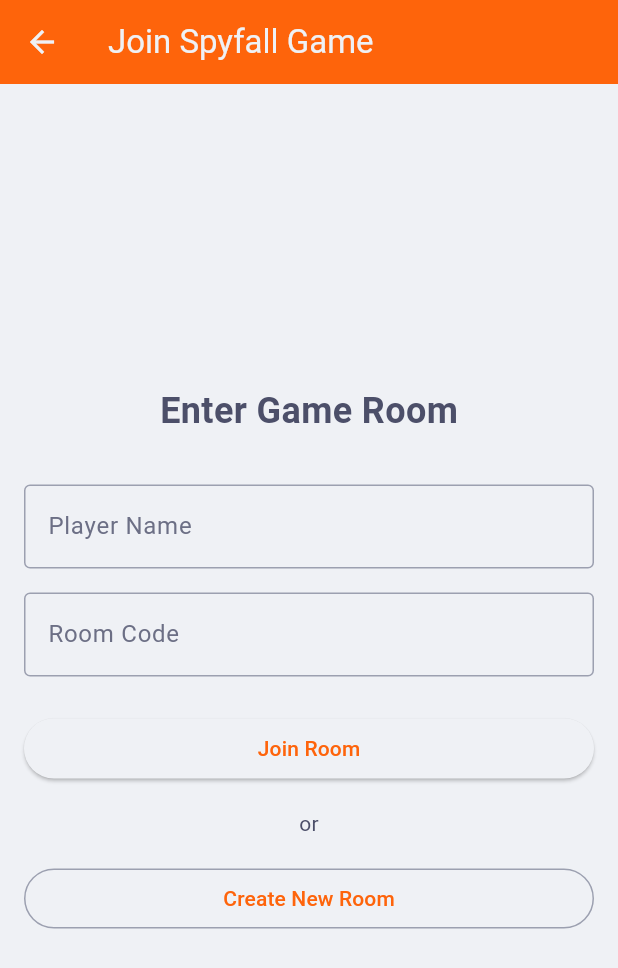
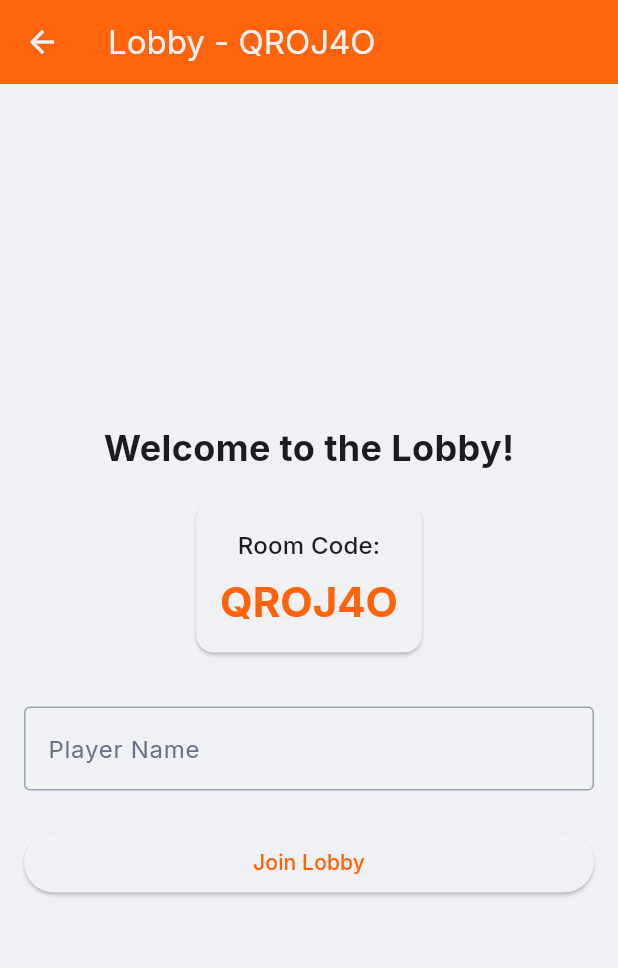
Before and after one commit to Jeshwin/Spyfall, a Flutter app: the screen it shows after launch, after a tap on "Create Room", on a phone screen of 412 x 824 dp. Shown: the top 968 px of the screen. Run offline on Flutter 3.47's test engine with Material 3 defaults, Android fonts, the light colour scheme and no system bars; our stand-ins replace cloud_firestore, firebase_core, google_fonts, lucide_icons; accounts and stored records are empty; generated files the repository leaves out were written again.

Commit message:
Style main page and work on room creation

```diff
--- a/lib/main.dart
+++ b/lib/main.dart
@@ -1,18 +1,18 @@
+import 'package:firebase_core/firebase_core.dart';
 import 'package:flutter/material.dart';
-import 'package:firebase_core/firebase_core.dart';
+import 'package:google_fonts/google_fonts.dart';
 import 'package:lucide_icons/lucide_icons.dart';
+
+import 'constants.dart';
 import 'firebase_options.dart';
-import 'constants.dart';
-import 'pages/join_room_page.dart';
-
+import 'pages/lobby_page.dart';
+import 'services/room_service.dart';
+import 'services/user_service.dart';
 
 Future<void> main() async {
   WidgetsFlutterBinding.ensureInitialized();
-  await Firebase.initializeApp(
-    options: DefaultFirebaseOptions.currentPlatform,
-  );
+  await Firebase.initializeApp(options: DefaultFirebaseOptions.currentPlatform);
   runApp(const MyApp());
-
 }
 
 class MyApp extends StatelessWidget {
@@ -26,12 +26,12 @@
       theme: ThemeData(
         colorScheme: AppConstants.colorScheme,
         useMaterial3: true,
+        textTheme: GoogleFonts.interTextTheme(),
       ),
       home: const MyHomePage(title: 'Spyfall'),
     );
   }
 }
-
 
 class MyHomePage extends StatefulWidget {
   const MyHomePage({super.key, required this.title});
@@ -52,19 +52,46 @@
 }
 
 class _MyHomePageState extends State<MyHomePage> {
-  void _createRoom() {
+  bool _isCreatingRoom = false;
+
+  void _createRoom() async {
+    setState(() {
+      _isCreatingRoom = true;
+    });
+
+    try {
+      final userId = UserService.getCurrentUserId();
+      final room = await RoomService.createRoom(
+        createdBy: userId,
+      );
+
+      if (mounted) {
         Navigator.of(context).push(
           MaterialPageRoute(
-        builder: (context) => const JoinRoomPage(),
+            builder: (context) => LobbyPage(roomCode: room.roomCode),
           ),
         );
       }
+    } catch (e) {
+      if (mounted) {
+        ScaffoldMessenger.of(context).showSnackBar(
+          SnackBar(
+            content: Text('Failed to create room: $e'),
+            backgroundColor: Theme.of(context).colorScheme.error,
+          ),
+        );
+      }
+    } finally {
+      if (mounted) {
+        setState(() {
+          _isCreatingRoom = false;
+        });
+      }
+    }
+  }
 
   void _joinExistingGame() {
-    showDialog(
-      context: context,
-      builder: (context) => _JoinGameDialog(),
-    );
+    showDialog(context: context, builder: (context) => _JoinGameDialog());
   }
 
   @override
@@ -83,7 +110,6 @@
                 size: 120,
                 color: Theme.of(context).colorScheme.primary,
               ),
-              const SizedBox(height: 32),
               // App Title
               Text(
                 'Spyfall',
@@ -97,35 +123,64 @@
               Text(
                 'developed by Jeshwin Prince',
                 style: Theme.of(context).textTheme.bodyLarge?.copyWith(
-                  color: Theme.of(context).colorScheme.onSurface.withValues(alpha: 0.6),
+                  color: Theme.of(
+                    context,
+                  ).colorScheme.onSurface.withValues(alpha: 0.6),
                 ),
               ),
-              const Spacer(),
+              SizedBox(height: 16),
               // Navigation Buttons
-              SizedBox(
-                width: double.infinity,
-                child: ElevatedButton.icon(
-                  onPressed: _createRoom,
-                  icon: const Icon(LucideIcons.plus),
-                  label: const Text('Create Room'),
+              Row(
+                spacing: 16,
+                mainAxisAlignment: MainAxisAlignment.center,
+                children: [
+                  FilledButton.icon(
+                    onPressed: _isCreatingRoom ? null : _createRoom,
+                    icon: _isCreatingRoom
+                        ? const SizedBox(
+                            width: 16,
+                            height: 16,
+                            child: CircularProgressIndicator(strokeWidth: 2),
+                          )
+                        : const Icon(LucideIcons.plus),
+                    label: Text(
+                      _isCreatingRoom ? 'Creating...' : 'Create Room',
+                    ),
                     style: ElevatedButton.styleFrom(
-                    padding: const EdgeInsets.symmetric(vertical: 16),
+                      padding: const EdgeInsets.symmetric(
+                        vertical: 16,
+                        horizontal: 24,
+                      ),
+                      shape: RoundedRectangleBorder(
+                        borderRadius: BorderRadius.all(Radius.circular(16)),
+                      ),
+                      textStyle: const TextStyle(
+                        fontSize: 16,
+                        fontWeight: FontWeight.w600,
                       ),
                     ),
                   ),
-              const SizedBox(height: 16),
-              SizedBox(
-                width: double.infinity,
-                child: OutlinedButton.icon(
+                  FilledButton.tonalIcon(
                     onPressed: _joinExistingGame,
                     icon: const Icon(LucideIcons.logIn),
-                  label: const Text('Join Existing Game'),
+                    label: const Text('Join Game'),
                     style: OutlinedButton.styleFrom(
-                    padding: const EdgeInsets.symmetric(vertical: 16),
+                      padding: const EdgeInsets.symmetric(
+                        vertical: 16,
+                        horizontal: 24,
+                      ),
+                      shape: RoundedRectangleBorder(
+                        borderRadius: BorderRadius.all(Radius.circular(16)),
+                      ),
+                      textStyle: const TextStyle(
+                        fontSize: 16,
+                        fontWeight: FontWeight.w600,
                       ),
                     ),
                   ),
-              const SizedBox(height: 48),
+                ],
+              ),
+              const Spacer(),
             ],
           ),
         ),
@@ -153,10 +208,12 @@
 
   void _joinGame() {
     if (_formKey.currentState!.validate()) {
-      // TODO: Implement join game logic
+      final roomCode = _gameCodeController.text.trim().toUpperCase();
       Navigator.of(context).pop();
-      ScaffoldMessenger.of(context).showSnackBar(
-        const SnackBar(content: Text('Joining game...')),
+      Navigator.of(context).push(
+        MaterialPageRoute(
+          builder: (context) => LobbyPage(roomCode: roomCode),
+        ),
       );
     }
   }
@@ -207,10 +264,7 @@
           onPressed: () => Navigator.of(context).pop(),
           child: const Text('Cancel'),
         ),
-        ElevatedButton(
-          onPressed: _joinGame,
-          child: const Text('Join Game'),
-        ),
+        FilledButton(onPressed: _joinGame, child: const Text('Join Game')),
       ],
     );
   }
--- /dev/null
+++ b/lib/models/room.dart
@@ -0,0 +1,110 @@
+import 'package:cloud_firestore/cloud_firestore.dart';
+
+enum RoomStatus { setup, waiting, inProgress, completed }
+
+class RoomSettings {
+  final int discussionTime;
+  final int votingTime;
+  final bool startTimerOnGameStart;
+
+  RoomSettings({
+    required this.discussionTime,
+    required this.votingTime,
+    required this.startTimerOnGameStart,
+  });
+
+  Map<String, dynamic> toJson() {
+    return {
+      'discussionTime': discussionTime,
+      'votingTime': votingTime,
+      'startTimerOnGameStart': startTimerOnGameStart,
+    };
+  }
+
+  static RoomSettings fromJson(Map<String, dynamic> json) {
+    return RoomSettings(
+      discussionTime: json['discussionTime'] ?? 480,
+      votingTime: json['votingTime'] ?? 120,
+      startTimerOnGameStart: json['startTimerOnGameStart'] ?? true,
+    );
+  }
+}
+
+class Room {
+  final String id;
+  final String roomCode;
+  final RoomStatus status;
+  final String? location;
+  final String? spyId;
+  final Timestamp? roundStartTime;
+  final Timestamp createdAt;
+  final String createdBy;
+  final RoomSettings settings;
+
+  Room({
+    required this.id,
+    required this.roomCode,
+    required this.status,
+    this.location,
+    this.spyId,
+    this.roundStartTime,
+    required this.createdAt,
+    required this.createdBy,
+    required this.settings,
+  });
+
+  Map<String, dynamic> toJson() {
+    return {
+      'id': id,
+      'roomCode': roomCode,
+      'status': status.name,
+      'location': location,
+      'spyId': spyId,
+      'roundStartTime': roundStartTime,
+      'createdAt': createdAt,
+      'createdBy': createdBy,
+      'settings': settings.toJson(),
+    };
+  }
+
+  static Room fromJson(Map<String, dynamic> json, String roomCode) {
+    return Room(
+      id: roomCode,
+      roomCode: roomCode,
+      status: RoomStatus.values.firstWhere(
+        (e) => e.name == json['status'],
+        orElse: () => RoomStatus.setup,
+      ),
+      location: json['location'],
+      spyId: json['spyId'],
+      roundStartTime: json['roundStartTime'],
+      createdAt: json['createdAt'] ?? Timestamp.now(),
+      createdBy: json['createdBy'] ?? '',
+      settings: RoomSettings.fromJson(json['settings'] ?? {}),
+    );
+  }
+
+  Room copyWith({
+    String? id,
+    String? roomCode,
+    RoomStatus? status,
+    String? location,
+    String? spyId,
+    Timestamp? roundStartTime,
+    Timestamp? createdAt,
+    String? createdBy,
+    RoomSettings? settings,
+  }) {
+    return Room(
+      id: id ?? this.id,
+      roomCode: roomCode ?? this.roomCode,
+      status: status ?? this.status,
+      location: location ?? this.location,
+      spyId: spyId ?? this.spyId,
+      roundStartTime: roundStartTime ?? this.roundStartTime,
+      createdAt: createdAt ?? this.createdAt,
+      createdBy: createdBy ?? this.createdBy,
+      settings: settings ?? this.settings,
+    );
+  }
+}
--- a/lib/pages/join_room_page.dart
+++ /dev/null
@@ -1,116 +0,0 @@
-import 'package:flutter/material.dart';
-
-class JoinRoomPage extends StatefulWidget {
-  const JoinRoomPage({super.key});
-
-  @override
-  State<JoinRoomPage> createState() => _JoinRoomPageState();
-}
-
-class _JoinRoomPageState extends State<JoinRoomPage> {
-  final TextEditingController _roomCodeController = TextEditingController();
-  final TextEditingController _playerNameController = TextEditingController();
-  final _formKey = GlobalKey<FormState>();
-
-  @override
-  void dispose() {
-    _roomCodeController.dispose();
-    _playerNameController.dispose();
-    super.dispose();
-  }
-
-  void _joinRoom() {
-    if (_formKey.currentState!.validate()) {
-      // TODO: Implement room joining logic
-      ScaffoldMessenger.of(context).showSnackBar(
-        const SnackBar(content: Text('Joining room...')),
-      );
-    }
-  }
-
-  void _createRoom() {
-    if (_playerNameController.text.isNotEmpty) {
-      // TODO: Implement room creation logic
-      ScaffoldMessenger.of(context).showSnackBar(
-        const SnackBar(content: Text('Creating room...')),
-      );
-    }
-  }
-
-  @override
-  Widget build(BuildContext context) {
-    return Scaffold(
-      appBar: AppBar(
-        title: const Text('Join Spyfall Game'),
-        backgroundColor: Theme.of(context).colorScheme.primary,
-        foregroundColor: Theme.of(context).colorScheme.onPrimary,
-      ),
-      body: Padding(
-        padding: const EdgeInsets.all(16.0),
-        child: Form(
-          key: _formKey,
-          child: Column(
-            mainAxisAlignment: MainAxisAlignment.center,
-            children: [
-              const Text(
-                'Enter Game Room',
-                style: TextStyle(
-                  fontSize: 24,
-                  fontWeight: FontWeight.bold,
-                ),
-              ),
-              const SizedBox(height: 32),
-              TextFormField(
-                controller: _playerNameController,
-                decoration: const InputDecoration(
-                  labelText: 'Player Name',
-                  hintText: 'Enter your name',
-                  border: OutlineInputBorder(),
-                ),
-                validator: (value) {
-                  if (value == null || value.isEmpty) {
-                    return 'Please enter your name';
-                  }
-                  return null;
-                },
-              ),
-              const SizedBox(height: 16),
-              TextFormField(
-                controller: _roomCodeController,
-                decoration: const InputDecoration(
-                  labelText: 'Room Code',
-                  hintText: 'Enter room code to join',
-                  border: OutlineInputBorder(),
-                ),
-                validator: (value) {
-                  if (value == null || value.isEmpty) {
-                    return 'Please enter a room code';
-                  }
-                  return null;
-                },
-              ),
-              const SizedBox(height: 24),
-              SizedBox(
-                width: double.infinity,
-                child: ElevatedButton(
-                  onPressed: _joinRoom,
-                  child: const Text('Join Room'),
-                ),
-              ),
-              const SizedBox(height: 16),
-              const Text('or'),
-              const SizedBox(height: 16),
-              SizedBox(
-                width: double.infinity,
-                child: OutlinedButton(
-                  onPressed: _createRoom,
-                  child: const Text('Create New Room'),
-                ),
-              ),
-            ],
-          ),
-        ),
-      ),
-    );
-  }
-}
--- /dev/null
+++ b/lib/pages/lobby_page.dart
@@ -0,0 +1,107 @@
+import 'package:flutter/material.dart';
+
+class LobbyPage extends StatefulWidget {
+  final String roomCode;
+
+  const LobbyPage({
+    super.key,
+    required this.roomCode,
+  });
+
+  @override
+  State<LobbyPage> createState() => _LobbyPageState();
+}
+
+class _LobbyPageState extends State<LobbyPage> {
+  final TextEditingController _playerNameController = TextEditingController();
+  final _formKey = GlobalKey<FormState>();
+
+  @override
+  void dispose() {
+    _playerNameController.dispose();
+    super.dispose();
+  }
+
+  void _joinLobby() {
+    if (_formKey.currentState!.validate()) {
+      // TODO: Implement lobby joining logic
+      ScaffoldMessenger.of(
+        context,
+      ).showSnackBar(const SnackBar(content: Text('Joining lobby...')));
+    }
+  }
+
+  @override
+  Widget build(BuildContext context) {
+    return Scaffold(
+      appBar: AppBar(
+        title: Text('Lobby - ${widget.roomCode}'),
+        backgroundColor: Theme.of(context).colorScheme.primary,
+        foregroundColor: Theme.of(context).colorScheme.onPrimary,
+      ),
+      body: Padding(
+        padding: const EdgeInsets.all(16.0),
+        child: Form(
+          key: _formKey,
+          child: Column(
+            mainAxisAlignment: MainAxisAlignment.center,
+            children: [
+              Text(
+                'Welcome to the Lobby!',
+                style: const TextStyle(
+                  fontSize: 24,
+                  fontWeight: FontWeight.bold,
+                ),
+              ),
+              const SizedBox(height: 16),
+              Card(
+                child: Padding(
+                  padding: const EdgeInsets.all(16.0),
+                  child: Column(
+                    children: [
+                      Text(
+                        'Room Code:',
+                        style: Theme.of(context).textTheme.titleMedium,
+                      ),
+                      const SizedBox(height: 8),
+                      Text(
+                        widget.roomCode,
+                        style: Theme.of(context).textTheme.headlineMedium?.copyWith(
+                          fontWeight: FontWeight.bold,
+                          color: Theme.of(context).colorScheme.primary,
+                        ),
+                      ),
+                    ],
+                  ),
+                ),
+              ),
+              const SizedBox(height: 32),
+              TextFormField(
+                controller: _playerNameController,
+                decoration: const InputDecoration(
+                  labelText: 'Player Name',
+                  hintText: 'Enter your name',
+                  border: OutlineInputBorder(),
+                ),
+                validator: (value) {
+                  if (value == null || value.isEmpty) {
+                    return 'Please enter your name';
+                  }
+                  return null;
+                },
+              ),
+              const SizedBox(height: 24),
+              SizedBox(
+                width: double.infinity,
+                child: ElevatedButton(
+                  onPressed: _joinLobby,
+                  child: const Text('Join Lobby'),
+                ),
+              ),
+            ],
+          ),
+        ),
+      ),
+    );
+  }
+}
--- /dev/null
+++ b/lib/services/room_service.dart
@@ -0,0 +1,131 @@
+import 'dart:math';
+
+import 'package:cloud_firestore/cloud_firestore.dart';
+
+import '../models/room.dart';
+
+class RoomService {
+  static final FirebaseFirestore _firestore = FirebaseFirestore.instance;
+  static const String _roomsCollection = 'rooms';
+
+  static String _generateRoomCode() {
+    const chars = 'ABCDEFGHIJKLMNOPQRSTUVWXYZ0123456789';
+    final random = Random();
+    return String.fromCharCodes(
+      Iterable.generate(
+        6,
+        (_) => chars.codeUnitAt(random.nextInt(chars.length)),
+      ),
+    );
+  }
+
+  static Future<bool> _isRoomCodeUnique(String roomCode) async {
+    final doc = await _firestore
+        .collection(_roomsCollection)
+        .doc(roomCode)
+        .get();
+    return !doc.exists;
+  }
+
+  static Future<String> _generateUniqueRoomCode() async {
+    String roomCode;
+    bool isUnique = false;
+    int attempts = 0;
+    const maxAttempts = 10;
+
+    do {
+      roomCode = _generateRoomCode();
+      isUnique = await _isRoomCodeUnique(roomCode);
+      attempts++;
+    } while (!isUnique && attempts < maxAttempts);
+
+    if (!isUnique) {
+      throw Exception(
+        'Failed to generate unique room code after $maxAttempts attempts',
+      );
+    }
+
+    return roomCode;
+  }
+
+  static Future<Room> createRoom({
+    required String createdBy,
+    RoomSettings? settings,
+  }) async {
+    try {
+      final roomCode = await _generateUniqueRoomCode();
+      final defaultSettings =
+          settings ??
+          RoomSettings(
+            discussionTime: 480, // 8 minutes
+            votingTime: 120, // 2 minutes
+            startTimerOnGameStart: true,
+          );
+
+      final room = Room(
+        id: roomCode,
+        roomCode: roomCode,
+        status: RoomStatus.setup,
+        createdAt: Timestamp.now(),
+        createdBy: createdBy,
+        settings: defaultSettings,
+      );
+
+      await _firestore
+          .collection(_roomsCollection)
+          .doc(roomCode)
+          .set(room.toJson());
+
+      return room;
+    } catch (e) {
+      throw Exception('Failed to create room: $e');
+    }
+  }
+
+  static Future<Room?> getRoomByCode(String roomCode) async {
+    try {
+      final doc = await _firestore
+          .collection(_roomsCollection)
+          .doc(roomCode)
+          .get();
+
+      if (!doc.exists) {
+        return null;
+      }
+
+      return Room.fromJson(doc.data()!, roomCode);
+    } catch (e) {
+      throw Exception('Failed to get room: $e');
+    }
+  }
+
+  static Future<void> updateRoom(Room room) async {
+    try {
+      await _firestore
+          .collection(_roomsCollection)
+          .doc(room.roomCode)
+          .update(room.toJson());
+    } catch (e) {
+      throw Exception('Failed to update room: $e');
+    }
+  }
+
+  static Future<void> deleteRoom(String roomCode) async {
+    try {
+      await _firestore.collection(_roomsCollection).doc(roomCode).delete();
+    } catch (e) {
+      throw Exception('Failed to delete room: $e');
+    }
+  }
+
+  static Stream<Room?> watchRoom(String roomCode) {
+    return _firestore.collection(_roomsCollection).doc(roomCode).snapshots().map((
+      snapshot,
+    ) {
+      if (!snapshot.exists) {
+        return null;
+      }
+      return Room.fromJson(snapshot.data()!, roomCode);
+    });
+  }
+}
--- /dev/null
+++ b/lib/services/user_service.dart
@@ -0,0 +1,25 @@
+import 'dart:math';
+
+class UserService {
+  static String? _currentUserId;
+
+  static String _generateUserId() {
+    const chars = 'abcdefghijklmnopqrstuvwxyzABCDEFGHIJKLMNOPQRSTUVWXYZ0123456789';
+    final random = Random();
+    return String.fromCharCodes(
+      Iterable.generate(
+        12,
+        (_) => chars.codeUnitAt(random.nextInt(chars.length)),
+      ),
+    );
+  }
+
+  static String getCurrentUserId() {
+    _currentUserId ??= _generateUserId();
+    return _currentUserId!;
+  }
+
+  static void resetUserId() {
+    _currentUserId = null;
+  }
+}
--- a/pubspec.yaml
+++ b/pubspec.yaml
@@ -35,7 +35,9 @@
   # Use with the CupertinoIcons class for iOS style icons.
   cupertino_icons: ^1.0.8
   firebase_core: ^3.15.1
+  cloud_firestore: ^5.6.11
   lucide_icons: ^0.257.0
+  google_fonts: ^6.1.0
 
 dev_dependencies:
   flutter_test:
```
Also changed, not shown: pubspec.lock. Lines whose indentation alone changed are shown as unchanged.
